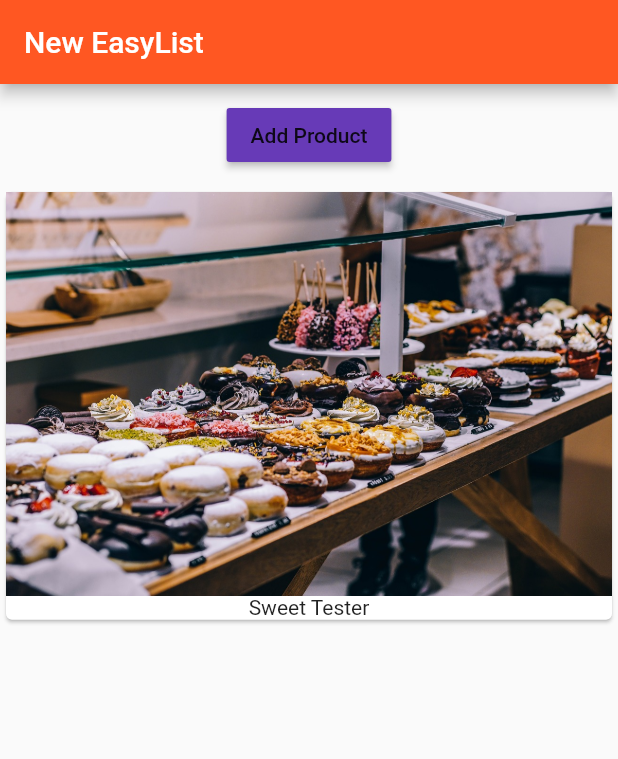
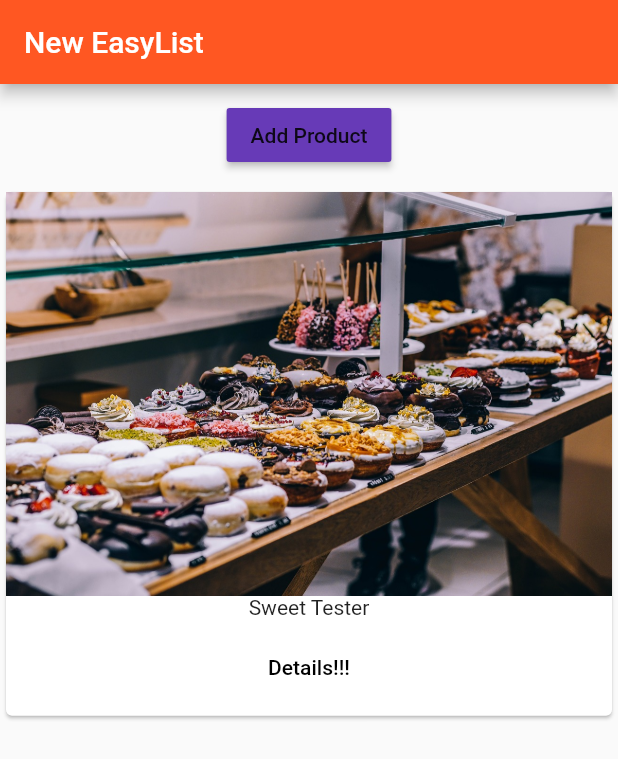
Before and after one commit to phemmelliot/Flutter_Intro, a Flutter app: the screen it shows after launch, after a tap on "Add Product", on a phone screen of 412 x 824 dp. Shown: the top 759 px of the screen. Run offline on Flutter 3.47's test engine with Material 2 defaults, Android fonts, the phone set to English and light mode, and no system bars.

Commit message:
Add navigation to app

```diff
--- a/lib/main.dart
+++ b/lib/main.dart
@@ -1,6 +1,6 @@
 import 'package:flutter/material.dart';
 
-import './product_manager.dart';
+import './pages/home.dart';
 
 void main() {
   runApp(MyApp());
@@ -16,10 +16,6 @@ class MyApp extends StatelessWidget {
           primarySwatch: Colors.deepOrange,
           accentColor: Colors.deepPurple,
         ),
-        home: Scaffold(
-            appBar: AppBar(
-              title: Text('New EasyList'),
-            ),
-            body: ProductManager()));
+        home: HomePage());
   }
 }
--- /dev/null
+++ b/lib/pages/home.dart
@@ -0,0 +1,15 @@
+import 'package:flutter/material.dart';
+
+import '../product_manager.dart';
+
+class HomePage extends StatelessWidget{
+  @override
+  Widget build(BuildContext context) {
+    // TODO: implement build
+    return  Scaffold(
+        appBar: AppBar(
+          title: Text('New EasyList'),
+        ),
+        body: ProductManager());
+  }
+}
--- a/lib/products.dart
+++ b/lib/products.dart
@@ -1,4 +1,6 @@
 import 'package:flutter/material.dart';
+
+import './pages/product.dart';
 
 class Products extends StatelessWidget {
   final List<String> products;
@@ -10,7 +12,21 @@ class Products extends StatelessWidget {
       child: Column(
         children: <Widget>[
           Image.asset('assets/food.jpg'),
-          Text(products[index])
+          Text(products[index]),
+          ButtonBar(
+            alignment: MainAxisAlignment.center,
+            children: <Widget>[
+              FlatButton(
+                child: Text('Details!!!'),
+                onPressed: () {
+                  Navigator.push(
+                    context,
+                    MaterialPageRoute(builder: (BuildContext context) => ProductPage())
+                  );
+                },
+              )
+            ],
+          )
         ],
       ),
     );
```
Also changed, not shown: lib/pages/product.dart (added, +34 -0 lines).
